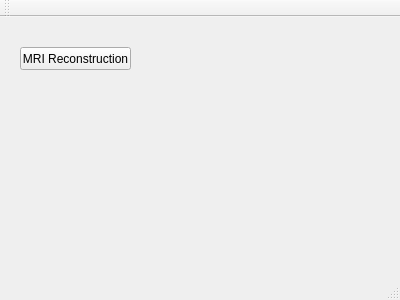
First picture: the form in DADM/dadm.ui, repository martamycielska/DADM, before the edit.
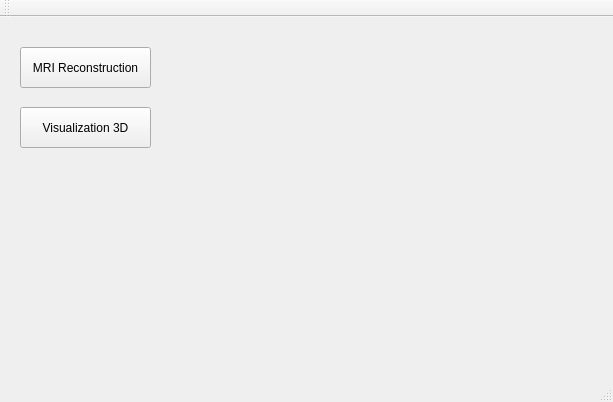
Second picture: the form after the edit.

The edit to the form file:
```diff
--- a/DADM/dadm.ui
+++ b/DADM/dadm.ui
@@ -6,8 +6,8 @@
    <rect>
     <x>0</x>
     <y>0</y>
-    <width>400</width>
-    <height>300</height>
+    <width>613</width>
+    <height>402</height>
    </rect>
   </property>
   <property name="windowTitle">
@@ -19,14 +19,27 @@
      <rect>
       <x>20</x>
       <y>30</y>
-      <width>111</width>
-      <height>23</height>
+      <width>131</width>
+      <height>41</height>
      </rect>
     </property>
     <property name="text">
      <string>MRI Reconstruction</string>
     </property>
    </widget>
+   <widget class="QPushButton" name="visualizationBtn">
+    <property name="geometry">
+     <rect>
+      <x>20</x>
+      <y>90</y>
+      <width>131</width>
+      <height>41</height>
+     </rect>
+    </property>
+    <property name="text">
+     <string>Visualization 3D</string>
+    </property>
+   </widget>
   </widget>
   <widget class="QMenuBar" name="menuBar">
    <property name="geometry">
```
Left out of the diff: 2 changed lines with no effect on the pictures.
